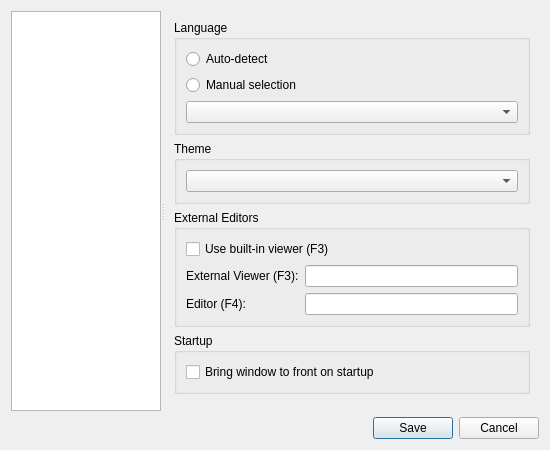
Above: ui/settings_dialog.ui from dawciobiel/QuickFile before the change. Below: the same form after it.
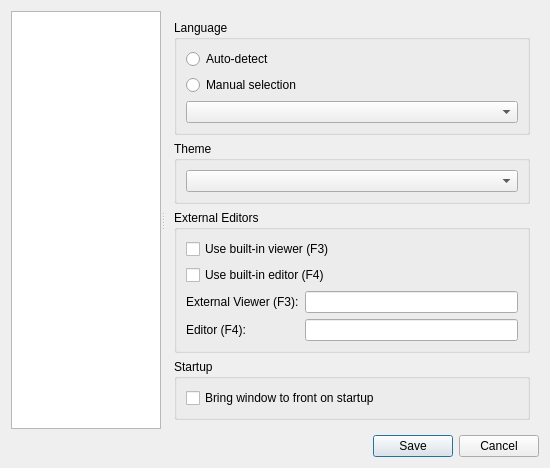
That is the form after the change.

Commit message:
feat(editor): Add basic code editor plugin (F4)
Implement a new plugin 'org.quickfile.code_editor' to provide a built-in file editor, activated by the F4 key.

The editor includes initial features:

- Syntax highlighting via QSyntaxHighlighter (basic rules for Python).

- Line numbering synchronized with the editor view.

- Current line highlighting.

Adds an option in Settings to toggle between the built-in and an external editor.

Refactors the plugin loading mechanism to correctly handle versioned plugins and module structures, fixing numerous startup errors.

The edit to the form file:
```diff
--- a/ui/settings_dialog.ui
+++ b/ui/settings_dialog.ui
@@ -84,6 +84,13 @@
                          </property>
                      </widget>
                  </item>
+                 <item>
+                     <widget class="QCheckBox" name="use_internal_editor_checkbox">
+                         <property name="text">
+                             <string>Use built-in editor (F4)</string>
+                         </property>
+                     </widget>
+                 </item>
                  <item>
                      <layout class="QFormLayout" name="formLayout_2">
                          <item row="0" column="0">
```
The commit also changes 28 other files.
